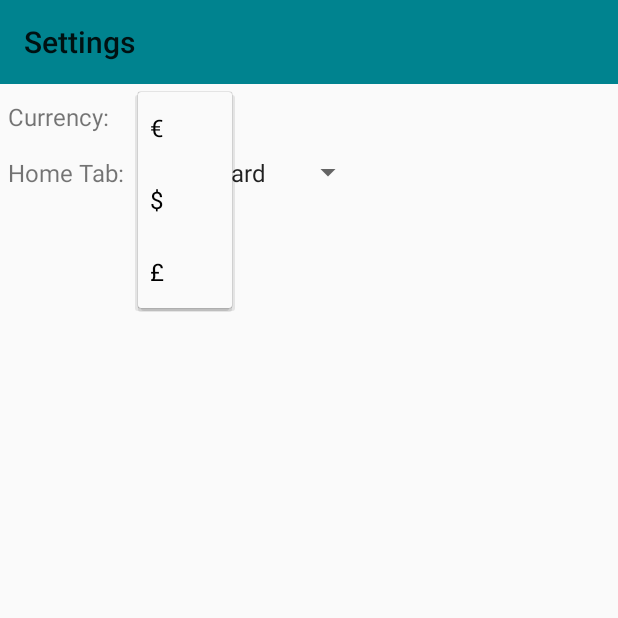
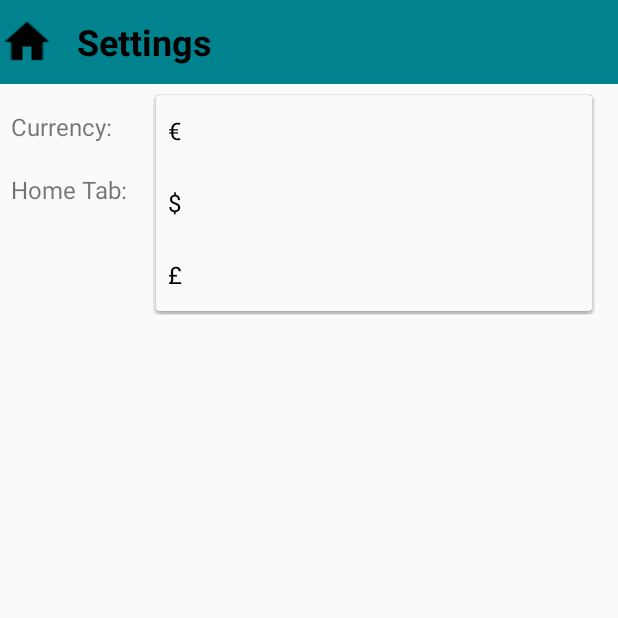
Before and after one commit to parkhyerim/finanzapp-pem-ss2018, an Android app: the SettingsActivity screen opened directly, with no data from a screen before it, after a tap on an icon or button, on a phone screen of 412 x 824 dp, the top half of it. Run offline under Robolectric (Android 15) with nearby library versions, the phone set to English and light mode, and no system bars.

Commit message:
Multiple Settings changes: - implemented Settings / Home navigation via left Appbar Button (might go back to right) - Settings values now saved and loaded properly - GlobalSettings now works entirely with constants and need a Context passed to access XML string array with values - Toolbar now woks entirely over Toolbar XML tag, doesn't rely on menu XML anymore (file is still there in case we have to go back to the old version) - improved Settings layout - other small additions and simplifications

```diff
--- a/app/src/main/java/com/lmu/pem/finanzapp/SettingsActivity.java
+++ b/app/src/main/java/com/lmu/pem/finanzapp/SettingsActivity.java
@@ -1,10 +1,12 @@
 package com.lmu.pem.finanzapp;
 
+import android.content.Intent;
 import android.support.v7.app.AppCompatActivity;
 import android.os.Bundle;
 import android.view.View;
 import android.widget.AdapterView;
 import android.widget.ArrayAdapter;
+import android.widget.ImageView;
 import android.widget.RadioGroup;
 import android.widget.Spinner;
 import android.widget.Toast;
@@ -13,18 +15,27 @@ import android.widget.ToggleButton;
 import com.lmu.pem.finanzapp.model.GlobalSettings;
 
 public class SettingsActivity extends AppCompatActivity {
+    private GlobalSettings globalSettings;
 
     @Override
     protected void onCreate(Bundle savedInstanceState) {
         super.onCreate(savedInstanceState);
         setContentView(R.layout.activity_settings);
 
-        final GlobalSettings globalSettings = GlobalSettings.getInstance();
-
-        setupSpinners(globalSettings);
+        globalSettings = GlobalSettings.getInstance(this);
+        setupToolbar();
+        setupSpinners();
     }
 
-    private void setupSpinners(final GlobalSettings globalSettings) {
+    private void setupToolbar() {
+        ImageView homeButton = findViewById(R.id.action_home);
+        homeButton.setOnClickListener(v -> {
+            Intent intent = new Intent(getApplicationContext(), MainActivity.class);
+            startActivity(intent);
+        });
+    }
+
+    private void setupSpinners() {
         Spinner currencySpinner = (Spinner) findViewById(R.id.currencySpinner);
         ArrayAdapter<CharSequence> currencyAdapter = ArrayAdapter.createFromResource(this, R.array.currency_array, android.R.layout.simple_spinner_item);
         currencyAdapter.setDropDownViewResource(android.R.layout.simple_spinner_dropdown_item);
@@ -32,8 +43,7 @@ public class SettingsActivity extends AppCompatActivity {
         currencySpinner.setOnItemSelectedListener(new AdapterView.OnItemSelectedListener() {
             @Override
             public void onItemSelected(AdapterView<?> parent, View view, int position, long id) {
-                String currency = (String) parent.getItemAtPosition(position);
-                globalSettings.setCurrency(currency);
+                globalSettings.setCurrency(position);
             }
 
             @Override
@@ -41,6 +51,8 @@ public class SettingsActivity extends AppCompatActivity {
 
             }
         });
+        currencySpinner.setSelection(globalSettings.getCurrency());
+
         Spinner homeTabSpinner = (Spinner) findViewById(R.id.homeTabSpinner);
         ArrayAdapter<CharSequence> homeTabAdapter = ArrayAdapter.createFromResource(this, R.array.tabs_array, android.R.layout.simple_spinner_item);
         homeTabAdapter.setDropDownViewResource(android.R.layout.simple_spinner_dropdown_item);
@@ -56,5 +68,6 @@ public class SettingsActivity extends AppCompatActivity {
 
             }
         });
+        homeTabSpinner.setSelection(globalSettings.getHomeTab());
     }
 }
--- a/app/src/main/java/com/lmu/pem/finanzapp/TransactionAddActivity.java
+++ b/app/src/main/java/com/lmu/pem/finanzapp/TransactionAddActivity.java
@@ -71,7 +71,7 @@ public class TransactionAddActivity extends AppCompatActivity {
 
 
         // Currency
-        currencySymbol.setText(GlobalSettings.getInstance().getCurrency());
+        currencySymbol.setText(GlobalSettings.getInstance(this).getCurrencyString());
 
         // Date
         cal = Calendar.getInstance();
--- a/app/src/main/java/com/lmu/pem/finanzapp/controller/AccountAdapter.java
+++ b/app/src/main/java/com/lmu/pem/finanzapp/controller/AccountAdapter.java
@@ -14,7 +14,6 @@ import android.widget.BaseAdapter;
 import com.lmu.pem.finanzapp.data.Account;
 import com.lmu.pem.finanzapp.model.GlobalSettings;
 import com.lmu.pem.finanzapp.views.CircleView;
-import com.lmu.pem.finanzapp.R;
 
 import java.util.ArrayList;
 import java.util.Locale;
@@ -59,7 +58,7 @@ public class AccountAdapter extends BaseAdapter {
         }
         String text = accounts.get(position).getName();
         circleView.setText(text, accounts.get(position).isDefault());
-        String subtext = String.format(Locale.getDefault(), "%,.2f %s",accounts.get(position).getBalance(), GlobalSettings.getInstance().getCurrency());
+        String subtext = String.format(Locale.getDefault(), "%,.2f %s",accounts.get(position).getBalance(), GlobalSettings.getInstance(context).getCurrencyString());
         circleView.setSubText(subtext);
         circleView.setCircleColor(accounts.get(position).getColor());
 
--- a/app/src/main/java/com/lmu/pem/finanzapp/controller/CardAdapter.java
+++ b/app/src/main/java/com/lmu/pem/finanzapp/controller/CardAdapter.java
@@ -77,8 +77,9 @@ public class CardAdapter extends RecyclerView.Adapter<CardAdapter.CardViewHolder
         }
     }
 
-    public CardAdapter(ArrayList<DbCard> dataSet) {
+    public CardAdapter(ArrayList<DbCard> dataSet, Context context) {
         this.dataSet = dataSet;
+        this.context = context;
     }
 
     @Override
@@ -122,7 +123,7 @@ public class CardAdapter extends RecyclerView.Adapter<CardAdapter.CardViewHolder
             BasicAmountCard c = (BasicAmountCard) dataSet.get(position);
 
             h.primaryText.setText(c.getPrimaryText());
-            h.amountText.setText(String.format(Locale.getDefault(), "%,.2f %s",c.getAmount(), GlobalSettings.getInstance().getCurrency()));
+            h.amountText.setText(String.format(Locale.getDefault(), "%,.2f %s",c.getAmount(), GlobalSettings.getInstance(context).getCurrencyString()));
 
 
             switch (c.getAmountType()) {
--- a/app/src/main/java/com/lmu/pem/finanzapp/controller/TransactionAdapter.java
+++ b/app/src/main/java/com/lmu/pem/finanzapp/controller/TransactionAdapter.java
@@ -187,7 +187,7 @@ public class TransactionAdapter extends RecyclerView.Adapter<TransactionAdapter.
             amount = currentTransactionItem.getIncome();
             holder.moneyTextView.setTextColor(Color.parseColor("#2BAB68"));
         }
-        holder.moneyTextView.setText(prefix+String.format(Locale.getDefault(), "%,.2f %s",amount, GlobalSettings.getInstance().getCurrency()));
+        holder.moneyTextView.setText(prefix+String.format(Locale.getDefault(), "%,.2f %s",amount, GlobalSettings.getInstance(context).getCurrencyString()));
 
         // Description
         if(currentTransactionItem.getDescription().equals("")){
--- a/app/src/main/java/com/lmu/pem/finanzapp/model/GlobalSettings.java
+++ b/app/src/main/java/com/lmu/pem/finanzapp/model/GlobalSettings.java
@@ -1,26 +1,47 @@
 package com.lmu.pem.finanzapp.model;
+
+import android.app.Application;
+import android.content.Context;
+import android.content.res.Resources;
+
+import com.lmu.pem.finanzapp.R;
 
 public class GlobalSettings {
 
     private static GlobalSettings instance;
+    private Context context;
     public final static int TAB_DASHBOARD = 0;
     public final static int TAB_TRANSACTIONS = 1;
     public final static int TAB_ACCOUNTS = 2;
     public final static int TAB_BUDGETS = 3;
 
-    private String currency = "€";
-    private int homeTab = TAB_DASHBOARD;
+    public final static int CURRENCY_EURO = 0;
+    public final static int CURRENCY_DOLLAR = 1;
+    public final static int CURRENCY_POUND = 2;
 
-    public static GlobalSettings getInstance() {
-        if (instance == null) instance = new GlobalSettings();
+    private int currency;
+    private int homeTab;
+
+    public static GlobalSettings getInstance(Context context) {
+        if (instance == null) instance = new GlobalSettings(context);
         return instance;
     }
 
-    public String getCurrency() {
+    public GlobalSettings(Context context) {
+        this.context = context;
+        this.currency = CURRENCY_EURO;
+        this.homeTab = TAB_DASHBOARD;
+    }
+
+    public int getCurrency() {
         return currency;
     }
 
-    public void setCurrency(String currency) {
+    public String getCurrencyString(){
+        return context.getResources().getStringArray(R.array.currency_array)[currency];
+    }
+
+    public void setCurrency(int currency) {
         this.currency = currency;
     }
 
--- a/app/src/main/java/com/lmu/pem/finanzapp/views/DashboardFragment.java
+++ b/app/src/main/java/com/lmu/pem/finanzapp/views/DashboardFragment.java
@@ -48,7 +48,7 @@ public class DashboardFragment extends Fragment {
 
         // specify an adapter (see also next example)
 
-        adapter = new CardAdapter(dashboardManager.getDataSet(TransactionHistory.getInstance()));
+        adapter = new CardAdapter(dashboardManager.getDataSet(TransactionHistory.getInstance()), getContext());
         recyclerView.setAdapter(adapter);
 
 
--- a/app/src/main/res/layout/activity_settings.xml
+++ b/app/src/main/res/layout/activity_settings.xml
@@ -10,17 +10,32 @@
     <android.support.v7.widget.Toolbar
         android:id="@+id/toolbar"
         android:layout_width="match_parent"
-        android:layout_height="?attr/actionBarSize"
-        android:background="?attr/colorPrimary"
+        android:layout_height="?android:attr/actionBarSize"
+        android:background="?android:attr/colorPrimary"
         android:theme="@style/ThemeOverlay.AppCompat.ActionBar"
-        app:title="Settings"
+        app:contentInsetStart="0dp"
         app:popupTheme="@style/ThemeOverlay.AppCompat.Light">
+
+        <ImageView
+            android:id="@+id/action_home"
+            android:layout_width="wrap_content"
+            android:layout_height="wrap_content"
+            android:layout_marginEnd="15dp"
+            android:src="@drawable/home" />
+        <TextView
+            android:layout_width="wrap_content"
+            android:layout_height="wrap_content"
+            android:textStyle="bold"
+            android:textColor="@color/black"
+            android:textSize="24sp"
+            android:text="@string/action_settings"/>
+
     </android.support.v7.widget.Toolbar>
     <GridLayout
         android:layout_width="match_parent"
         android:layout_height="wrap_content"
         android:columnCount="2"
-        android:padding="5dp"
+        android:padding="7dp"
         android:orientation="horizontal">
         <TextView
             android:layout_height="wrap_content"
@@ -28,12 +43,14 @@
             android:text="Currency: "
             android:textSize="16sp"
             android:layout_marginBottom="10dp"
+            android:layout_marginEnd="5dp"
             />
         <Spinner
             android:id="@+id/currencySpinner"
             android:layout_width="wrap_content"
+            android:layout_gravity="fill_horizontal"
             android:layout_height="wrap_content"
-            android:padding="5dp"
+            android:padding="10dp"
             android:paddingRight="10dp"
             />
         <TextView
@@ -42,12 +59,14 @@
             android:layout_width="wrap_content"
             android:textSize="16sp"
             android:layout_marginBottom="10dp"
+            android:layout_marginEnd="5dp"
             />
         <Spinner
             android:id="@+id/homeTabSpinner"
             android:layout_width="wrap_content"
+            android:layout_gravity="fill_horizontal"
             android:layout_height="wrap_content"
-            android:padding="5dp"
+            android:padding="10dp"
             android:paddingRight="10dp"
             />
     </GridLayout>
--- a/app/src/main/res/values/colors.xml
+++ b/app/src/main/res/values/colors.xml
@@ -6,4 +6,5 @@
     <color name="colorwebsiteTab">#ff5722</color>
     <color name="colorPageTab">#00838f</color>
     <color name="applegreen">#6bb779</color>
+    <color name="black">#000000</color>
 </resources>
```
Also changed, not shown: app/src/main/java/com/lmu/pem/finanzapp/MainActivity.java (+17 -38 lines), app/src/main/res/layout/activity_main.xml (+13 -6 lines), app/src/main/res/drawable/home.png (added).
